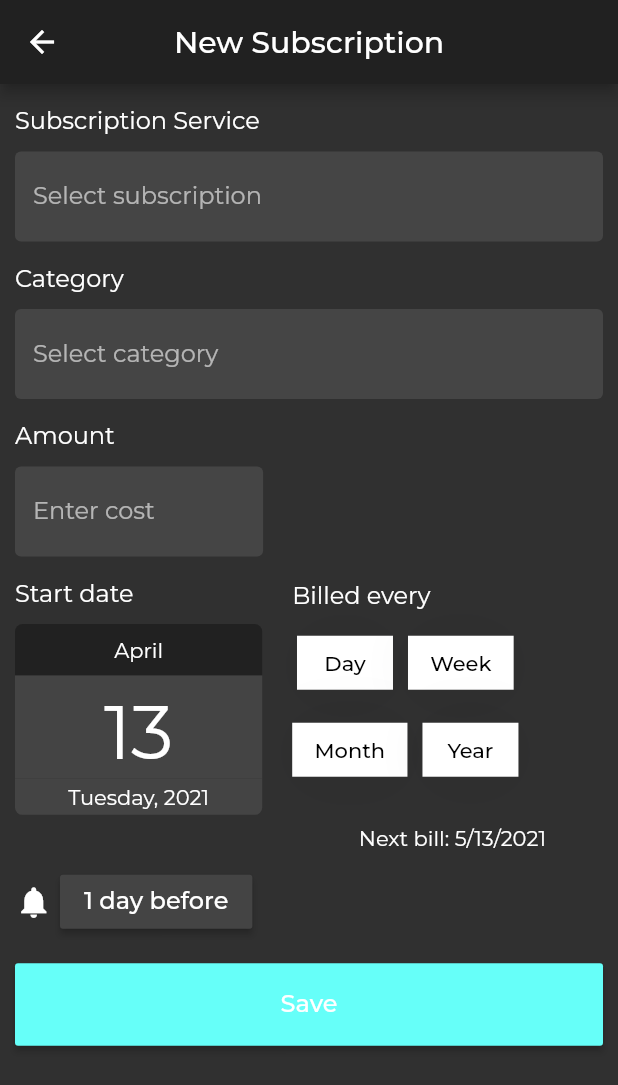
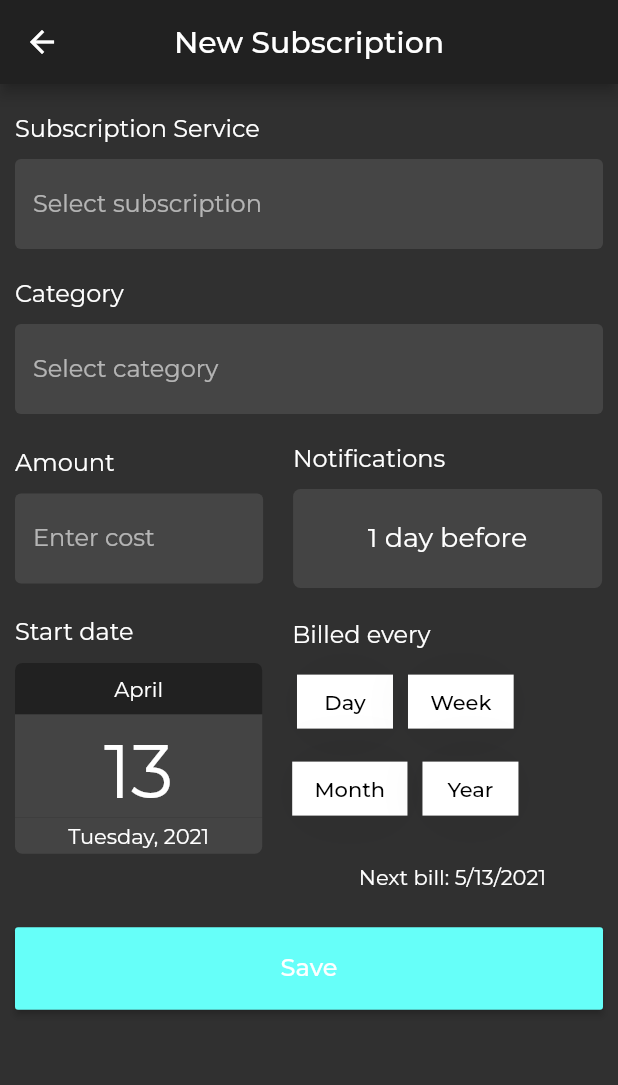
Before and after one commit to IanKirkham/subscription_manager, a Flutter app: the screen it shows after launch, after a tap on the "add" icon, on a phone screen of 412 x 824 dp. Shown: the top 1085 px of the screen. Run offline on Flutter 3.47's test engine with Material 2 defaults, Android fonts, the phone set to English and light mode, and no system bars; drawn by our look-alikes of dropdown_search, group_button; our stand-ins replace currency_text_input_formatter, flutter_riverpod, google_fonts, sliver_tools; missing offline and left inert: flutter_picker.

Commit message:
Final UI Tweaks for submission

```diff
--- a/lib/screens/home/home.dart
+++ b/lib/screens/home/home.dart
@@ -66,15 +66,17 @@ class Home extends StatelessWidget {
     return MultiSliver(
       pushPinnedChildren: true,
       children: [
-        _sliverHeader(
-            "This month (" + DateFormat.MMMM().format(DateTime.now()) + ")"),
+        _sliverHeader("This month ", DateFormat.MMMM().format(DateTime.now())),
         Consumer(builder: (context, watch, child) {
           final subscriptionList = watch(subscriptionsProvider.state);
           return _sliverList(subscriptionList
               .where((item) => item.billDate.month == DateTime.now().month)
               .toList());
         }),
-        _sliverHeader("Next month"),
+        _sliverHeader(
+            "Next month ",
+            DateFormat.MMMM().format(DateTime(DateTime.now().year,
+                DateTime.now().month + 1, DateTime.now().day))),
         Consumer(builder: (context, watch, child) {
           final subscriptionList = watch(subscriptionsProvider.state);
           return _sliverList(subscriptionList
@@ -85,18 +87,35 @@ class Home extends StatelessWidget {
     );
   }
 
-  SliverPinnedHeader _sliverHeader(String title) {
+  SliverPinnedHeader _sliverHeader(String title, String month) {
     return SliverPinnedHeader(
       child: Container(
         height: 50,
         padding: EdgeInsets.only(left: 10),
         alignment: Alignment.centerLeft,
         color: Color(0xff2e2e2e),
-        child: Text(
-          title,
-          style: TextStyle(
-            fontSize: 18,
-          ),
+        child: Row(
+          children: [
+            Text(
+              title,
+              style: TextStyle(
+                fontSize: 18,
+              ),
+            ),
+            Container(
+              padding: const EdgeInsets.all(5),
+              decoration: BoxDecoration(
+                borderRadius: BorderRadius.all(Radius.circular(5)),
+                color: Colors.grey[900],
+              ),
+              child: Text(
+                month,
+                style: TextStyle(
+                  fontSize: 18,
+                ),
+              ),
+            ),
+          ],
         ),
       ),
     );
@@ -172,7 +191,7 @@ class Home extends StatelessWidget {
     } else if (billDate == tomorrow) {
       return "Tomorrow";
     } else {
-      return DateFormat.yMd().format(billDate);
+      return DateFormat.MMMMd().format(billDate);
     }
   }
 }
--- a/lib/screens/new_subscription/new_subscription.dart
+++ b/lib/screens/new_subscription/new_subscription.dart
@@ -69,6 +69,11 @@ class _NewSubscriptionState extends State<NewSubscription> {
             getDropdown(services, "Subscription", service),
             sectionTitle("Category"),
             getDropdown(myCategories, "Category", category),
+            Row(
+              children: [
+                Column(
+                  crossAxisAlignment: CrossAxisAlignment.start,
+                  children: [
                     sectionTitle("Amount"),
                     Container(
                       width: MediaQuery.of(context).size.width * 0.45,
@@ -84,6 +89,44 @@ class _NewSubscriptionState extends State<NewSubscription> {
                         ],
                         keyboardType: TextInputType.number,
                       ),
+                    ),
+                  ],
+                ),
+                Column(
+                  crossAxisAlignment: CrossAxisAlignment.start,
+                  children: [
+                    sectionTitle("Notifications"),
+                    GestureDetector(
+                      onTap: () {
+                        showNotificationPicker(context, pickerIndex);
+                      },
+                      child: Container(
+                        width: MediaQuery.of(context).size.width * 0.5,
+                        height: MediaQuery.of(context).size.height / 12.5,
+                        padding: EdgeInsets.symmetric(horizontal: 10),
+                        margin: EdgeInsets.only(left: 10),
+                        decoration: BoxDecoration(
+                          borderRadius: BorderRadius.circular(5),
+                          color: Color(0xFF444444),
+                        ),
+                        child: Center(
+                          child: Text(
+                            _formatNotification() + " before",
+                            style: TextStyle(fontSize: 18),
+                          ),
+                        ),
+                      ),
+                    ),
+                    // MaterialButton(
+                    //   child: Text(_formatNotification() + " before"),
+                    //   onPressed: () {
+                    //     showNotificationPicker(context, pickerIndex);
+                    //   },
+                    //   color: Color(0xFF444444),
+                    // ),
+                  ],
+                ),
+              ],
             ),
             Row(
               children: [
@@ -218,26 +261,26 @@ class _NewSubscriptionState extends State<NewSubscription> {
                 ),
               ],
             ),
-            Padding(
-              padding: const EdgeInsets.all(10),
-              child: Row(
-                children: [
-                  Icon(Icons.notifications, size: 25),
-                  SizedBox(width: 5),
-                  // Text("Notify me   "),
-                  MaterialButton(
-                    child: Text(_formatNotification() + " before"),
-                    onPressed: () {
-                      showNotificationPicker(context, pickerIndex);
-                    },
-                    color: Color(0xFF444444),
-                  ),
-                  SizedBox(width: 10),
-                  //Text("prior to charge"),
-                ],
-              ),
-            ),
-            SizedBox(height: 7),
+            // Padding(
+            //   padding: const EdgeInsets.all(10),
+            //   child: Row(
+            //     children: [
+            //       Icon(Icons.notifications, size: 25),
+            //       SizedBox(width: 5),
+            //       // Text("Notify me   "),
+            //       MaterialButton(
+            //         child: Text(_formatNotification() + " before"),
+            //         onPressed: () {
+            //           showNotificationPicker(context, pickerIndex);
+            //         },
+            //         color: Color(0xFF444444),
+            //       ),
+            //       SizedBox(width: 10),
+            //       //Text("prior to charge"),
+            //     ],
+            //   ),
+            // ),
+            SizedBox(height: 25),
             Container(
               height: MediaQuery.of(context).size.height / 15,
               width: double.infinity,
@@ -307,7 +350,7 @@ class _NewSubscriptionState extends State<NewSubscription> {
 
   Widget sectionTitle(String title) {
     return Padding(
-      padding: const EdgeInsets.fromLTRB(10, 15, 0, 10),
+      padding: const EdgeInsets.fromLTRB(10, 20, 0, 10),
       child: Text(title, style: Theme.of(context).textTheme.headline6),
     );
   }
```
Lines whose indentation alone changed are shown as unchanged.
